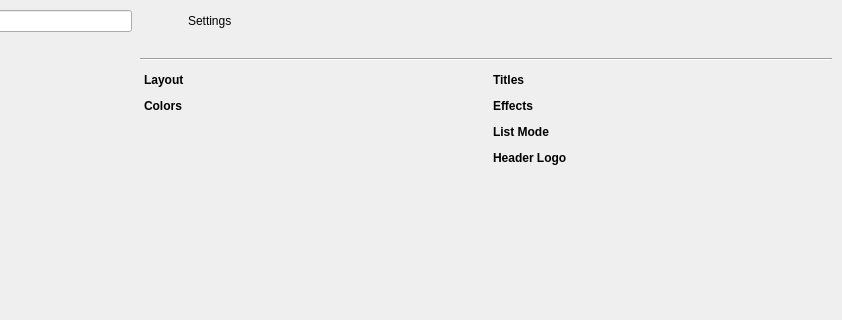
Before: the Qt Designer form src/ui/dialogs/settings/settingsdialog.ui in EtherAura/Kartend, drawn with Qt 5; both pictures show x 318 to 1160 and y 0 to 320 of the 1160 by 900 pixel window.
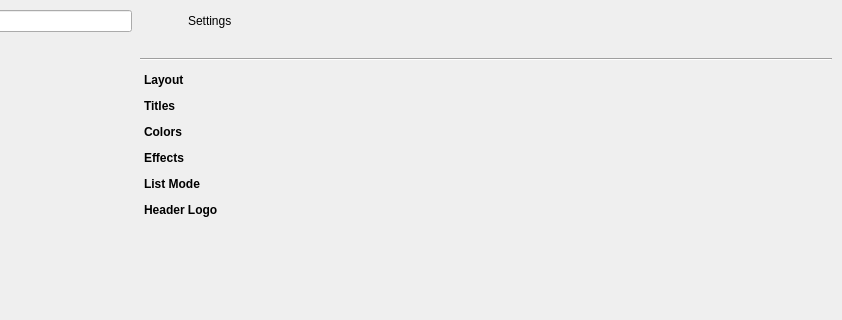
After: the same form once the commit is applied. The open tabs and pages were chosen to show the change. Icons and pictures are not drawn. Custom widgets are drawn as their Qt base class.

Commit message: feat(settings): pack section fields into even multi-column grids

Patch:
```diff
--- a/src/ui/dialogs/settings/settingsdialog.ui
+++ b/src/ui/dialogs/settings/settingsdialog.ui
@@ -165,16 +165,13 @@
           <property name="widgetResizable"><bool>true</bool></property>
           <property name="frameShape"><enum>QFrame::Shape::NoFrame</enum></property>
           <widget class="QWidget" name="appearancePageContents">
-           <layout class="QHBoxLayout" name="appearancePageLayout">
-            <property name="spacing"><number>16</number></property>
+           <layout class="QVBoxLayout" name="appearancePageLayout">
+            <property name="spacing"><number>6</number></property>
             <property name="leftMargin"><number>4</number></property>
             <property name="topMargin"><number>4</number></property>
             <property name="rightMargin"><number>6</number></property>
             <property name="bottomMargin"><number>4</number></property>
             <item>
-             <layout class="QVBoxLayout" name="appearanceColumnLeft">
-              <property name="spacing"><number>6</number></property>
-              <item>
                <widget class="QLabel" name="appearanceLayoutHeader">
                 <property name="font"><font><bold>true</bold></font></property>
                 <property name="text"><string>Layout</string></property>
@@ -182,25 +179,19 @@
               </item>
               <item><widget class="AppearanceLayoutPanel" name="appearanceLayoutPanel" native="true"/></item>
               <item>
-               <widget class="QLabel" name="appearanceColorsHeader">
-                <property name="font"><font><bold>true</bold></font></property>
-                <property name="text"><string>Colors</string></property>
-               </widget>
-              </item>
-              <item><widget class="AppearanceColorsPanel" name="appearanceColorsPanel" native="true"/></item>
-              <item><spacer name="appearanceColumnLeftSpacer"><property name="orientation"><enum>Qt::Orientation::Vertical</enum></property><property name="sizeHint" stdset="0"><size><width>0</width><height>0</height></size></property></spacer></item>
-             </layout>
-            </item>
-            <item>
-             <layout class="QVBoxLayout" name="appearanceColumnRight">
-              <property name="spacing"><number>6</number></property>
-              <item>
                <widget class="QLabel" name="appearanceTitlesHeader">
                 <property name="font"><font><bold>true</bold></font></property>
                 <property name="text"><string>Titles</string></property>
                </widget>
               </item>
               <item><widget class="AppearanceTitlesPanel" name="appearanceTitlesPanel" native="true"/></item>
+            <item>
+             <widget class="QLabel" name="appearanceColorsHeader">
+              <property name="font"><font><bold>true</bold></font></property>
+              <property name="text"><string>Colors</string></property>
+             </widget>
+            </item>
+            <item><widget class="AppearanceColorsPanel" name="appearanceColorsPanel" native="true"/></item>
               <item>
                <widget class="QLabel" name="appearanceEffectsHeader">
                 <property name="font"><font><bold>true</bold></font></property>
@@ -222,9 +213,7 @@
                </widget>
               </item>
               <item><widget class="AppearanceToolbarPanel" name="appearanceToolbarPanel" native="true"/></item>
-              <item><spacer name="appearanceColumnRightSpacer"><property name="orientation"><enum>Qt::Orientation::Vertical</enum></property><property name="sizeHint" stdset="0"><size><width>0</width><height>0</height></size></property></spacer></item>
-             </layout>
-            </item>
+            <item><spacer name="appearancePageSpacer"><property name="orientation"><enum>Qt::Orientation::Vertical</enum></property><property name="sizeHint" stdset="0"><size><width>0</width><height>0</height></size></property></spacer></item>
            </layout>
           </widget>
          </widget>
```
Lines whose indentation alone changed are shown as unchanged. The commit also changes 19 other files.
